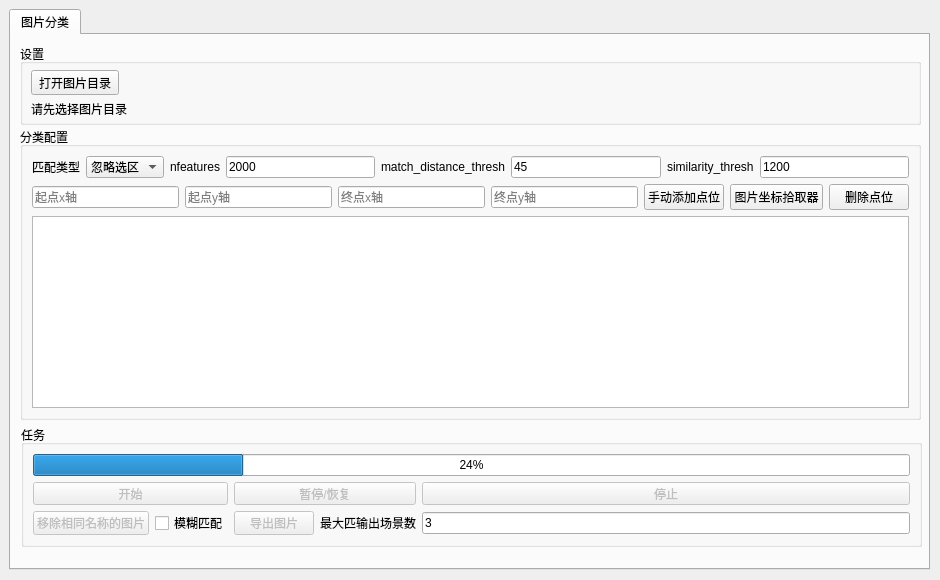
Above: ui/main.ui from l3n641/pic-sign before the change. Below: the same form after it.
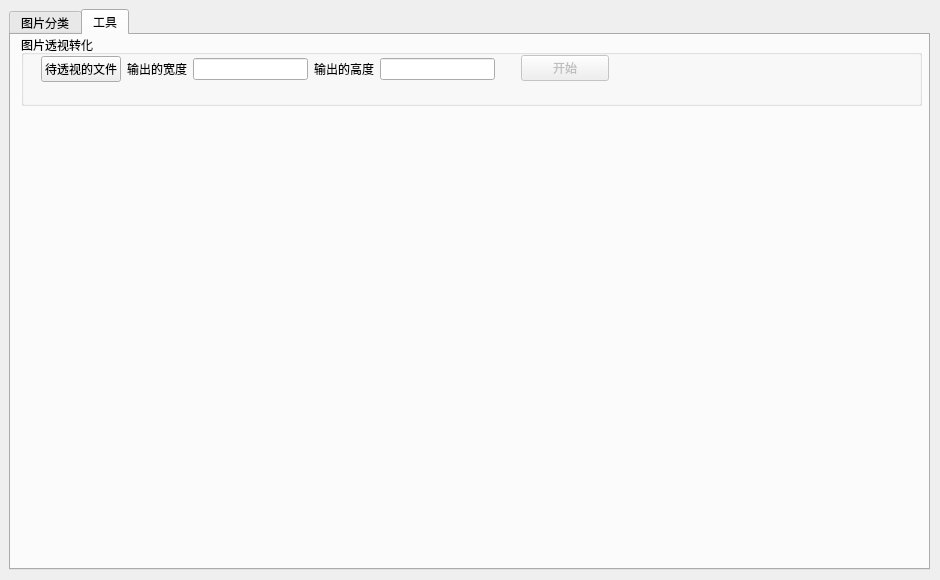
That is the form after the change. The open tabs and pages were chosen to show the change.

Commit message: add 透视图片转换

What changed in the file:
```diff
--- a/ui/main.ui
+++ b/ui/main.ui
@@ -320,6 +320,79 @@
      </layout>
     </widget>
    </widget>
+   <widget class="QWidget" name="tab_2">
+    <attribute name="title">
+     <string>工具</string>
+    </attribute>
+    <widget class="QGroupBox" name="groupBox_4">
+     <property name="geometry">
+      <rect>
+       <x>10</x>
+       <y>0</y>
+       <width>901</width>
+       <height>71</height>
+      </rect>
+     </property>
+     <property name="title">
+      <string>图片透视转化</string>
+     </property>
+     <widget class="QWidget" name="layoutWidget">
+      <property name="geometry">
+       <rect>
+        <x>20</x>
+        <y>20</y>
+        <width>454</width>
+        <height>28</height>
+       </rect>
+      </property>
+      <layout class="QHBoxLayout" name="horizontalLayout_2">
+       <item>
+        <widget class="QPushButton" name="button_select_skewed_image">
+         <property name="text">
+          <string>待透视的文件</string>
+         </property>
+        </widget>
+       </item>
+       <item>
+        <widget class="QLabel" name="label_6">
+         <property name="text">
+          <string>输出的宽度</string>
+         </property>
+        </widget>
+       </item>
+       <item>
+        <widget class="QLineEdit" name="input_skewed_image_width"/>
+       </item>
+       <item>
+        <widget class="QLabel" name="label_7">
+         <property name="text">
+          <string>输出的高度</string>
+         </property>
+        </widget>
+       </item>
+       <item>
+        <widget class="QLineEdit" name="input_skewed_image_height"/>
+       </item>
+      </layout>
+     </widget>
+     <widget class="QPushButton" name="button_start_conv_images">
+      <property name="enabled">
+       <bool>false</bool>
+      </property>
+      <property name="geometry">
+       <rect>
+        <x>500</x>
+        <y>20</y>
+        <width>88</width>
+        <height>26</height>
+       </rect>
+      </property>
+      <property name="text">
+       <string>开始</string>
+      </property>
+     </widget>
+    </widget>
+   </widget>
   </widget>
  </widget>
  <resources/>
```
The commit also changes 5 other files.
